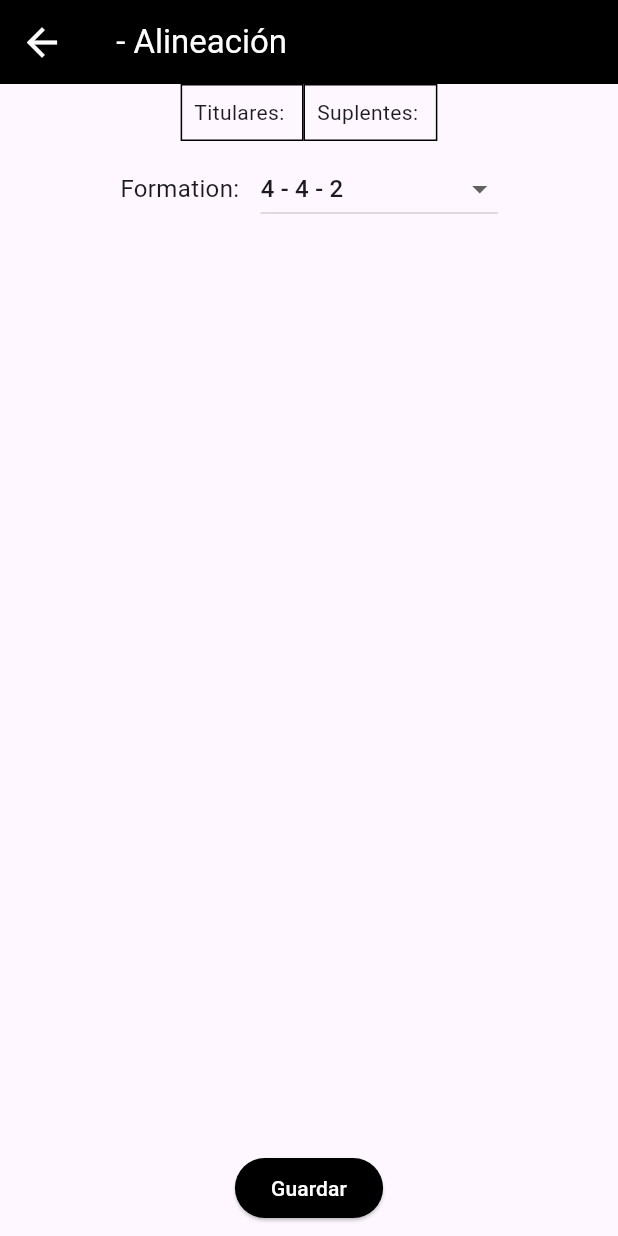
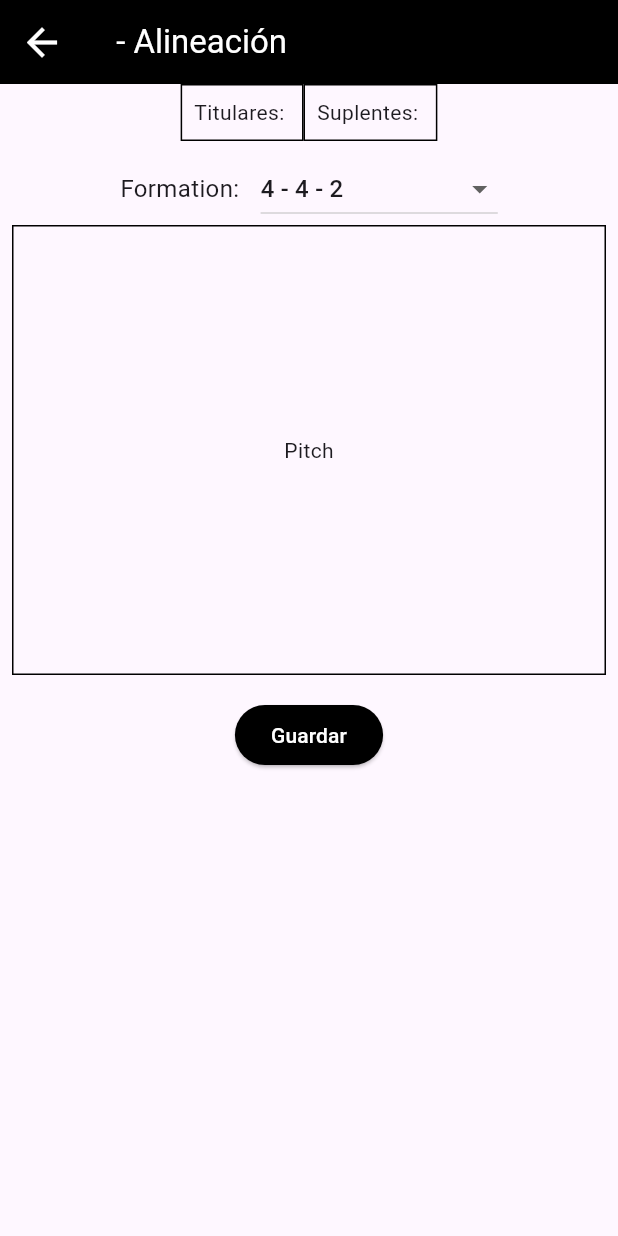
Before and after one commit to danieltelo95/soccer_fields, a Flutter app: the TacticsPanel screen opened directly with empty values, on a phone screen of 412 x 824 dp. Run offline on Flutter 3.47's test engine with Material 3 defaults, Android fonts, the phone set to English and light mode, and no system bars.

Commit message:
field space

```diff
--- a/app/lib/tactics_panel.dart
+++ b/app/lib/tactics_panel.dart
@@ -21,6 +21,7 @@ class _TacticsPanelState extends State<TacticsPanel> {
         backgroundColor: Colors.black,
       ),
       body: Column(
+        mainAxisAlignment: MainAxisAlignment.start,
         children: [
           Row(
             mainAxisAlignment: MainAxisAlignment.center,
@@ -39,7 +40,6 @@ class _TacticsPanelState extends State<TacticsPanel> {
           ),
           Container(
               padding: const EdgeInsets.all(8),
-              child: SingleChildScrollView(
               child: Column(
                 children: [
                   FormationDropdown(
@@ -51,10 +51,15 @@ class _TacticsPanelState extends State<TacticsPanel> {
                       });
                     },
                   ),
+                  Container(
+                    height: 300,
+                    padding: const EdgeInsets.symmetric(horizontal: 16),
+                    decoration: BoxDecoration(border: Border.all(color: Colors.black)),
+                    child: Center(child: const Text("Pitch")),
+                  )
                 ],
-                ),
               )),
-          const Expanded(child: SizedBox()),
+          // const Expanded(child: SizedBox()),
           Padding(
             padding: const EdgeInsets.all(8),
             child: ElevatedButton(
```
Lines whose indentation alone changed are shown as unchanged.
